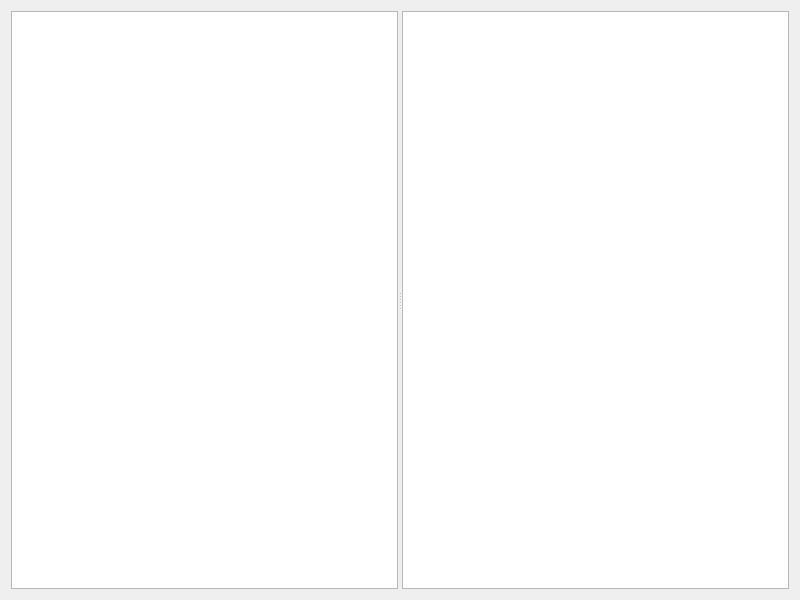
Before: the Qt Designer form src/preppipe_gui_pyside6/forms/navigatorwidget.ui in PrepPipe/preppipe-python, drawn with Qt 5.
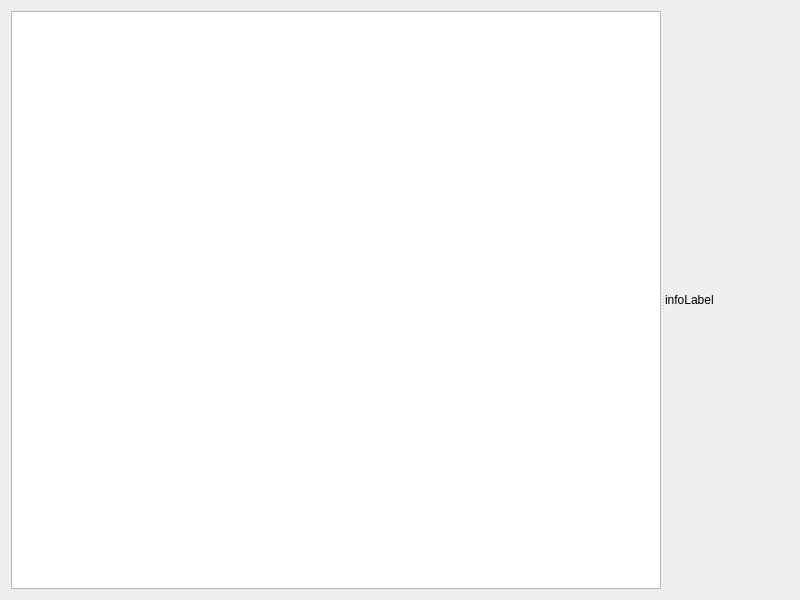
After: the same form once the commit is applied.

Commit message: [GUI] increased margins in main input; properly display warning for unsupported features; add help message in navigator

```diff
--- a/src/preppipe_gui_pyside6/forms/navigatorwidget.ui
+++ b/src/preppipe_gui_pyside6/forms/navigatorwidget.ui
@@ -10,25 +10,25 @@
     <height>600</height>
    </rect>
   </property>
-  <layout class="QHBoxLayout" name="horizontalLayout">
+  <layout class="QVBoxLayout" name="verticalLayout">
    <item>
     <widget class="QSplitter" name="splitter">
      <property name="orientation">
       <enum>Qt::Horizontal</enum>
      </property>
      <widget class="QTreeView" name="treeView"/>
-     <widget class="QListView" name="listView">
-      <property name="viewMode">
-       <enum>QListView::IconMode</enum>
+     <widget class="QLabel" name="infoLabel">
+      <property name="sizePolicy">
+       <sizepolicy hsizetype="Expanding" vsizetype="Expanding">
+        <horstretch>0</horstretch>
+        <verstretch>0</verstretch>
+       </sizepolicy>
       </property>
-      <property name="iconSize">
-       <size>
-        <width>64</width>
-        <height>64</height>
-       </size>
+      <property name="text">
+       <string>infoLabel</string>
       </property>
-      <property name="resizeMode">
-       <enum>QListView::Adjust</enum>
+      <property name="wordWrap">
+       <bool>true</bool>
       </property>
      </widget>
     </widget>
```
Left out of the diff: 2 changed lines with no effect on the pictures. The commit also changes 7 other files.
